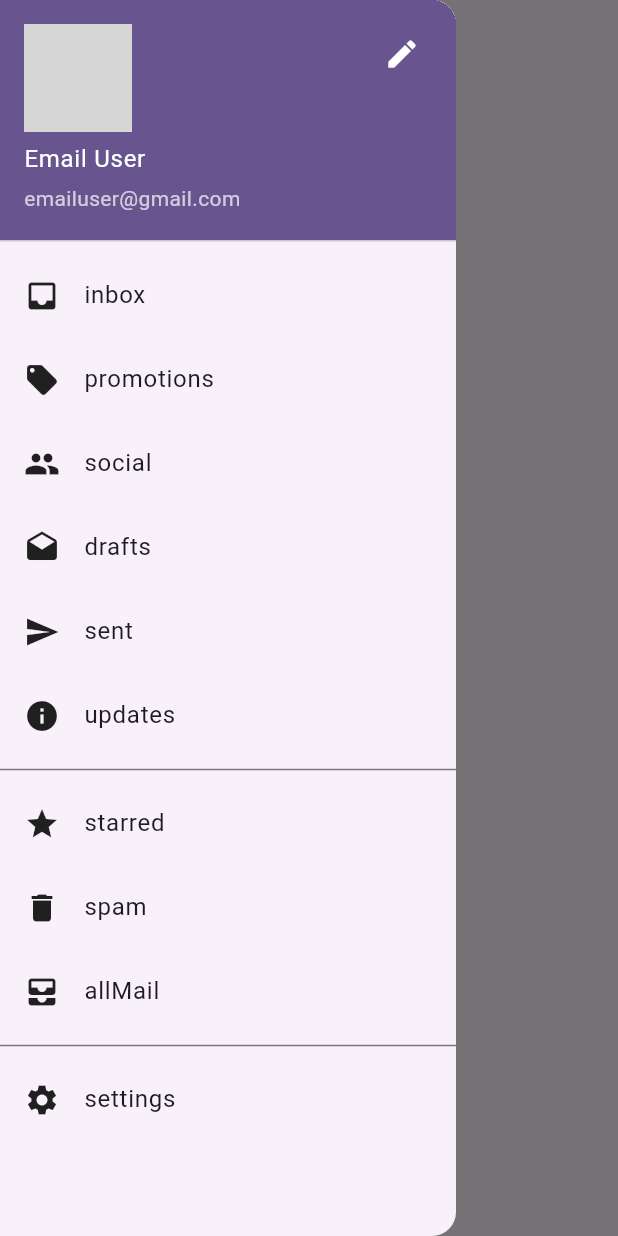
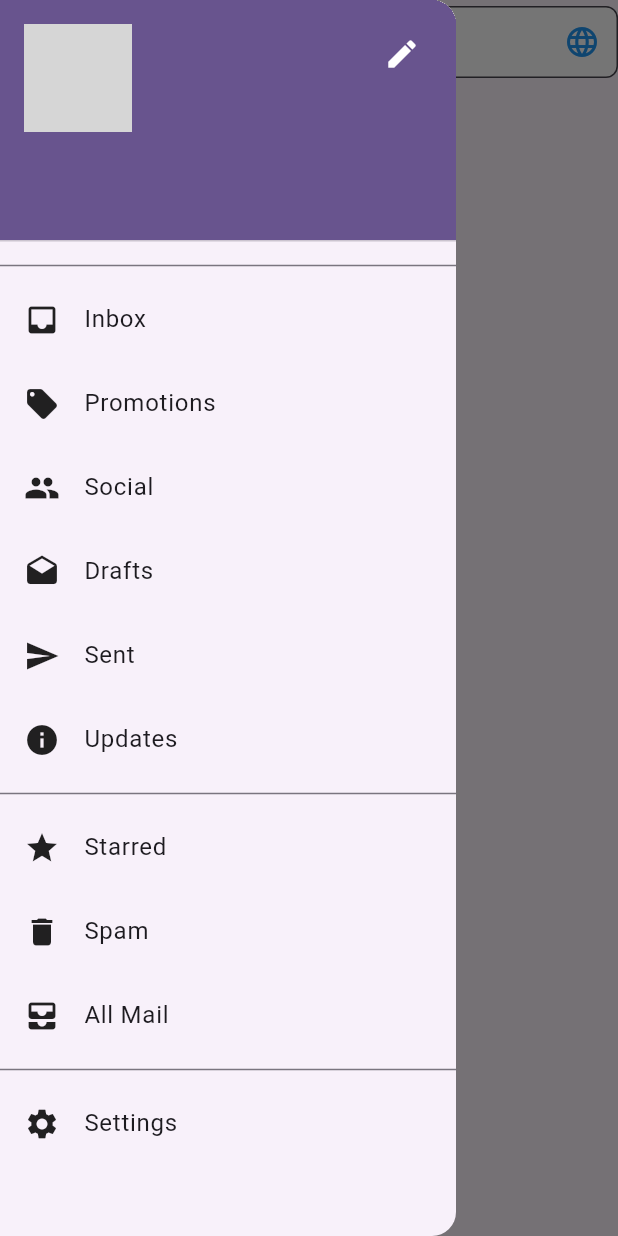
Before and after one commit to baoonhii/SIMULATED-EMAIL-SERVICE-APPLICATION, a Flutter app: the GmailBaseScreen screen opened directly with empty values, with the side drawer open, on a phone screen of 412 x 824 dp. Run offline on Flutter 3.47's test engine with Material 3 defaults, Android fonts, the light colour scheme and no system bars; our stand-ins replace shared_preferences; accounts and stored records are empty; generated files the repository leaves out were written again; network calls fail; grey boxes are pictures that could not be loaded.

Commit message:
switch to provider, language switcher, cleaning

```diff
--- a/lib/constants.dart
+++ b/lib/constants.dart
@@ -6,3 +6,5 @@ enum Settings {
   const Settings(this.value);
   final String value;
 }
+
+const placeholderImage = 'assets/placeholder.jpg';
--- a/lib/data_classes.dart
+++ b/lib/data_classes.dart
@@ -66,3 +66,11 @@ class Email {
     );
   }
 }
+
+class Account {
+  final String userID;
+  final String email;
+  final String userName;
+
+  Account({required this.userID, required this.email, required this.userName});
+}
--- a/lib/manager.dart
+++ b/lib/manager.dart
@@ -52,7 +52,7 @@ class MainManager extends RouterManager {
   static PageRouteBuilder redirector(BuildContext context, String path, {Object? arguments}) {
     final Map<String, WidgetBuilder> routeMap = {
       '/': (context) => const GmailLoginScreen(),
-      '/inbox': (context) => const GmailInboxScreen(),
+      '/inbox': (context) => GmailInboxScreen(currentAccount: arguments as Account),
       '/emailDetail': (context) => GmailEmailDetailScreen(email: arguments as Email),
     };
 
--- /dev/null
+++ b/lib/other_widgets/locale_switcher.dart
@@ -0,0 +1,71 @@
+import 'package:flutter/material.dart';
+import 'package:flutter_gen/gen_l10n/app_localizations.dart';
+
+import '../state_management/locale_provider.dart';
+
+// Define constants for locales
+const Locale localeEN = Locale('en');
+const Locale localeVI = Locale('vi');
+const TextStyle dropdownTextStyle = TextStyle(
+  fontSize: 16,
+  color: Colors.black,
+);
+
+List<Widget> getLanguageChangeDropdown(Locale currentLocale,
+    BuildContext context, LocaleProvider localeProvider, FocusNode focusNode) {
+  return [
+    SizedBox(
+      width: 200,
+      child: Focus(
+        focusNode: focusNode,
+        child: DropdownButtonFormField<Locale>(
+          value: currentLocale,
+          items: [
+            DropdownMenuItem<Locale>(
+              value: localeEN,
+              child: Text(
+                AppLocalizations.of(context)!.language_EN,
+                style: dropdownTextStyle,
+              ),
+            ),
+            DropdownMenuItem<Locale>(
+              value: localeVI,
+              child: Text(
+                AppLocalizations.of(context)!.language_VI,
+                style: dropdownTextStyle,
+              ),
+            ),
+          ],
+          onChanged: (Locale? newLocale) {
+            if (newLocale != null) {
+              // Use the LocaleProvider to change the locale
+              localeProvider.setLocale(newLocale);
+            }
+          },
+          decoration: InputDecoration(
+            // Customize the border
+            border: OutlineInputBorder(
+              borderRadius: BorderRadius.circular(8.0),
+              borderSide: const BorderSide(color: Colors.grey),
+            ),
+            // Customize the filled color
+            filled: true,
+            fillColor: Colors.white,
+            // Customize the content padding
+            contentPadding: const EdgeInsets.symmetric(
+              horizontal: 16.0,
+              vertical: 8.0,
+            ),
+            // Optional: customize the dropdown icon
+            suffixIcon: const Icon(Icons.language, color: Colors.blue),
+          ),
+          // Customize the dropdown button style
+          dropdownColor: Colors.white,
+          style: const TextStyle(fontSize: 16, color: Colors.black),
+          iconEnabledColor: Colors.blue,
+          iconDisabledColor: Colors.grey,
+        ),
+      ),
+    ),
+  ];
+}
--- a/lib/views/gmail_base_screen.dart
+++ b/lib/views/gmail_base_screen.dart
@@ -1,28 +1,62 @@
 import 'package:flutter/material.dart';
+import 'package:provider/provider.dart';
+import '../data_classes.dart';
+import '../other_widgets/locale_switcher.dart';
 import 'gmail_drawer.dart';
+import '../state_management/locale_provider.dart';
 
-class GmailBaseScreen extends StatelessWidget {
+class GmailBaseScreen extends StatefulWidget {
   final String title;
   final Widget body;
   final Widget? appBarWidget;
   final FloatingActionButton? floatingActionButton;
+  final Account currentAccount;
 
-  GmailBaseScreen({
+  const GmailBaseScreen({
+    super.key,
     required this.title,
     required this.body,
     this.appBarWidget,
     this.floatingActionButton,
+    required this.currentAccount,
   });
 
   @override
+  State<GmailBaseScreen> createState() => _GmailBaseScreenState();
+}
+
+class _GmailBaseScreenState extends State<GmailBaseScreen> {
+  final FocusNode _focusNode = FocusNode();
+
+  @override
   Widget build(BuildContext context) {
+    // Get the current locale from LocaleProvider
+    final localeProvider = Provider.of<LocaleProvider>(context);
+    final currentLocale =
+        localeProvider.locale ?? Localizations.localeOf(context);
+
     return Scaffold(
       appBar: AppBar(
-        title: appBarWidget ?? Text(title),
+        title: widget.appBarWidget ?? Text(widget.title),
+        actions: getLanguageChangeDropdown(
+            currentLocale, context, localeProvider, _focusNode),
       ),
-      drawer: GmailDrawer(),
-      body: body,
-      floatingActionButton: floatingActionButton,
+      drawer: GmailDrawer(currentAccount: widget.currentAccount),
+      body: GestureDetector(
+        onTap: () {
+          // Unfocus the dropdown when the body is tapped
+          _focusNode.unfocus();
+        },
+        child: widget.body,
+      ),
+      floatingActionButton: widget.floatingActionButton,
     );
   }
+
+  @override
+  void dispose() {
+    // Dispose the FocusNode when the widget is disposed
+    _focusNode.dispose();
+    super.dispose();
+  }
 }
--- a/lib/views/gmail_drawer.dart
+++ b/lib/views/gmail_drawer.dart
@@ -1,15 +1,15 @@
 import 'package:flutter/material.dart';
+import '../constants.dart';
+import '../data_classes.dart';
 import '../other_widgets/drawer.dart';
+import 'package:flutter_gen/gen_l10n/app_localizations.dart';
 
 class GmailDrawer extends StatelessWidget {
-  final String userName;
-  final String userEmail;
-  final String profileImageUrl;
+  final Account currentAccount;
 
-  GmailDrawer({
-    this.userName = 'Email User',
-    this.userEmail = 'emailuser@gmail.com',
-    this.profileImageUrl = 'assets/placeholder.jpg',
+  const GmailDrawer({
+    super.key,
+    required this.currentAccount,
   });
 
   @override
@@ -20,12 +20,11 @@ class GmailDrawer extends StatelessWidget {
     Color dividerColor = Theme.of(context).dividerColor;
     Color drawerTextColor = Theme.of(context).colorScheme.onSurface;
 
-    ListTile drawerItem(
-      IconData icon,
-      String titleKey,
-      String route,
-      BuildContext context,
-    ) {
+    ListTile drawerItem({
+      required IconData icon,
+      required String titleKey,
+      required String route,
+    }) {
       return buildDrawerItem(
         icon,
         titleKey,
@@ -36,81 +35,94 @@ class GmailDrawer extends StatelessWidget {
       );
     }
 
+    Map<String, Map<String, dynamic>> drawerGroup_1 = {
+      "inbox": {
+        "icon": Icons.inbox,
+        "titleKey": AppLocalizations.of(context)!.inbox,
+        "route": '/inbox'
+      },
+      "promotions": {
+        "icon": Icons.local_offer,
+        "titleKey": AppLocalizations.of(context)!.promotions,
+        "route": '/promotions'
+      },
+      "social": {
+        "icon": Icons.people,
+        "titleKey": AppLocalizations.of(context)!.social,
+        "route": '/social'
+      },
+      "drafts": {
+        "icon": Icons.drafts,
+        "titleKey": AppLocalizations.of(context)!.drafts,
+        "route": '/drafts'
+      },
+      "sent": {
+        "icon": Icons.send,
+        "titleKey": AppLocalizations.of(context)!.sent,
+        "route": '/sent'
+      },
+      "updates": {
+        "icon": Icons.info,
+        "titleKey": AppLocalizations.of(context)!.updates,
+        "route": '/updates'
+      },
+    };
+
+    Map<String, Map<String, dynamic>> drawerGroup_2 = {
+      "starred": {
+        "icon": Icons.star,
+        "titleKey": AppLocalizations.of(context)!.starred,
+        "route": '/starred'
+      },
+      "spam": {
+        "icon": Icons.delete,
+        "titleKey": AppLocalizations.of(context)!.spam,
+        "route": '/spam'
+      },
+      "allMail": {
+        "icon": Icons.all_inbox,
+        "titleKey": AppLocalizations.of(context)!.allMail,
+        "route": '/allMail'
+      },
+    };
+
     return Drawer(
       child: ListView(
         padding: EdgeInsets.zero,
         children: <Widget>[
-          getDrawerHeadere(drawerHeaderColor, textColor, context),
-          drawerItem(
-            Icons.inbox,
-            'inbox',
-            '/inbox',
-            context,
-          ),
-          drawerItem(
-            Icons.local_offer,
-            'promotions',
-            '/promotions',
-            context,
-          ),
-          drawerItem(
-            Icons.people,
-            'social',
-            '/social',
-            context,
-          ),
-          drawerItem(
-            Icons.drafts,
-            'drafts',
-            '/drafts',
-            context,
-          ),
-          drawerItem(
-            Icons.send,
-            'sent',
-            '/sent',
-            context,
-          ),
-          drawerItem(
-            Icons.info,
-            'updates',
-            '/updates',
-            context,
-          ),
+          getDrawerHeader(drawerHeaderColor, textColor, context),
           Divider(
             color: dividerColor,
           ),
-          drawerItem(
-            Icons.star,
-            'starred',
-            '/starred',
-            context,
+          ...drawerGroup_1.values.map((value) {
+            return drawerItem(
+              icon: value["icon"],
+              titleKey: value["titleKey"],
+              route: value["route"],
+            );
+          }),
+          Divider(
+            color: dividerColor,
           ),
-          drawerItem(
-            Icons.delete,
-            'spam',
-            '/spam',
-            context,
-          ),
-          drawerItem(
-            Icons.all_inbox,
-            'allMail',
-            '/allMail',
-            context,
-          ),
+          ...drawerGroup_2.values.map((value) {
+            return drawerItem(
+              icon: value["icon"],
+              titleKey: value["titleKey"],
+              route: value["route"],
+            );
+          }),
           Divider(color: dividerColor),
           drawerItem(
-            Icons.settings,
-            'settings',
-            'settings/userSettings',
-            context,
+            icon: Icons.settings,
+            titleKey: AppLocalizations.of(context)!.settings,
+            route: 'settings/userSettings',
           ),
         ],
       ),
     );
   }
 
-  UserAccountsDrawerHeader getDrawerHeadere(
+  UserAccountsDrawerHeader getDrawerHeader(
     Color drawerHeaderColor,
     Color textColor,
     BuildContext context,
@@ -120,15 +132,15 @@ class GmailDrawer extends StatelessWidget {
         color: drawerHeaderColor,
       ),
       accountName: Text(
-        userName,
+        currentAccount.userName,
         style: TextStyle(color: textColor),
       ),
       accountEmail: Text(
-        userEmail,
+        currentAccount.email,
         style: TextStyle(color: textColor.withOpacity(0.7)),
       ),
-      currentAccountPicture: CircleAvatar(
-        backgroundImage: NetworkImage(profileImageUrl),
+      currentAccountPicture: const CircleAvatar(
+        backgroundImage: NetworkImage(placeholderImage),
       ),
       otherAccountsPictures: [
         IconButton(
--- a/pubspec.yaml
+++ b/pubspec.yaml
@@ -12,6 +12,8 @@ dependencies:
   flutter_localizations:
     sdk: flutter
   intl: ^0.19.0
+  provider: ^6.1.2
+  shared_preferences: ^2.3.3
 
 dev_dependencies:
   flutter_test:
```
Also changed, not shown: lib/auth/login.dart (+19 -8 lines), lib/l10n/intl_en.arb (+7 -1 lines), lib/l10n/intl_vi.arb (+7 -1 lines), lib/main.dart (+18 -2 lines), lib/state_management/email_provider.dart (added, +40 -0 lines), lib/state_management/locale_provider.dart (added, +30 -0 lines), lib/views/gmail_inbox_screen.dart (+30 -40 lines), deprecated/gmail_choose_signin_method_screen.dart (renamed from lib/views/gmail_choose_signin_method_screen.dart), deprecated/gmail_login_screen.dart (renamed from lib/views/gmail_login_screen.dart), deprecated/gmail_password_screen.dart (renamed from lib/views/gmail_password_screen.dart), deprecated/gmail_welcome_screen.dart (renamed from lib/views/gmail_welcome_screen.dart), deprecated/placeholder_screen.dart (renamed from lib/views/placeholder_screen.dart), pubspec.lock, 50 other files.
